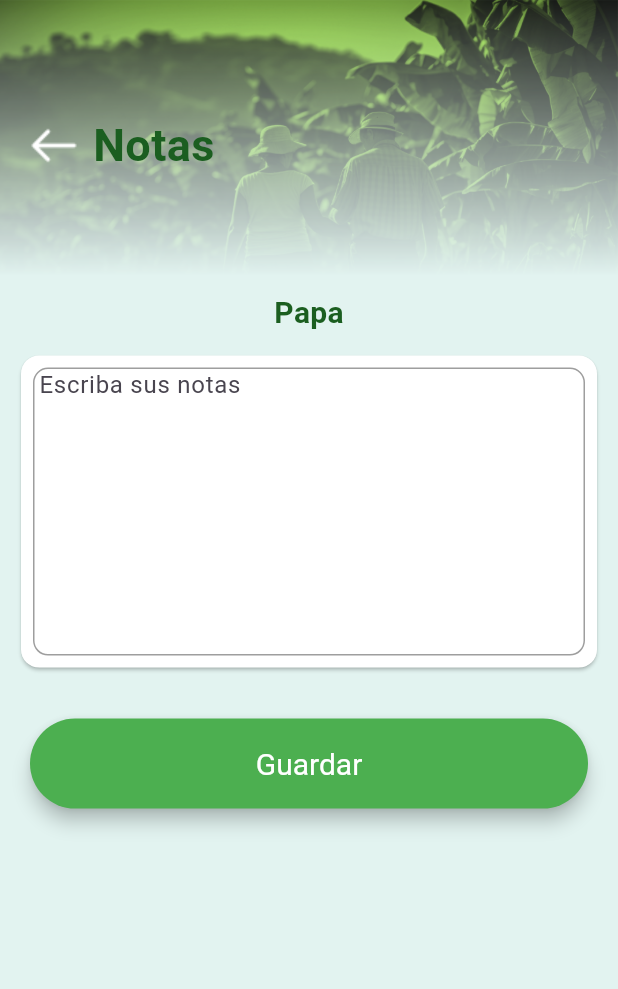
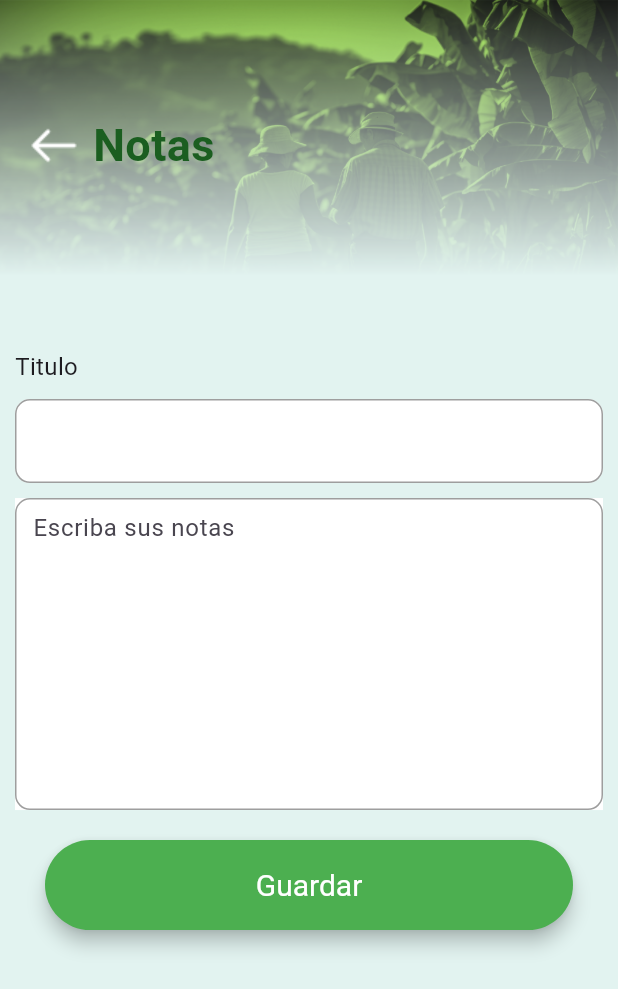
Before and after one commit to DubanMantillaCorredor/MiAppAgro, a Flutter app: the CultivationDiaryPage screen opened directly with empty values, after a tap on "Nueva nota", on a phone screen of 412 x 824 dp. Shown: the top 989 px of the screen. Run offline on Flutter 3.47's test engine with Material 3 defaults, Android fonts, the phone set to English and light mode, and no system bars; our stand-ins replace sqflite; accounts and stored records are empty.

Commit message:
Se termino la opción del diario de campo

```diff
--- a/lib/Controllers/MyFarming/CultivationDiaryController.dart
+++ b/lib/Controllers/MyFarming/CultivationDiaryController.dart
@@ -1,3 +1,14 @@
+import 'package:mi_agro_app/Database/TodoDB.dart';
+import 'package:mi_agro_app/Models/Database/Todo.dart';
+
 class CultivationDiaryController{
+  List<Todo> listOfNotes = [];
+  late String farmingId = "";
+  bool isLoading = true;
+  final _todoDB = TodoDB();
 
+
+  Future GetList(String farmingId) async{
+    listOfNotes = await _todoDB.getByFarmingId(farmingId: farmingId);
+  }
 }
--- /dev/null
+++ b/lib/Controllers/MyFarming/DetailNoteController.dart
@@ -0,0 +1,17 @@
+import 'package:mi_agro_app/Database/TodoDB.dart';
+import 'package:mi_agro_app/Models/Database/Todo.dart';
+
+class DetailNoteController{
+  final _todoDB = TodoDB();
+  Todo? todo;
+  bool isLoading = true;
+
+  Future fechById(String id) async{
+    todo = await _todoDB.fechById(id: id);
+    print(todo?.title);
+  }
+
+  Future<int> deleteRow({required String id}){
+    return _todoDB.disable(id: id);
+  }
+}
--- a/lib/Controllers/MyFarming/FormNoteComtroller.dart
+++ b/lib/Controllers/MyFarming/FormNoteComtroller.dart
@@ -1,3 +1,15 @@
+import '../../Database/TodoDB.dart';
+
 class FormNoteController {
+  late String farming_id = "";
+  final todoDB = TodoDB();
+
+
+
+  Future<int> saveNote(String title, String body) async{
+    int result = await todoDB.create(title: title, body: body, farming_id: farming_id);
+
+    return result;
+  }
 
 }
--- /dev/null
+++ b/lib/Database/TodoDB.dart
@@ -0,0 +1,69 @@
+import 'package:mi_agro_app/Database/database_service.dart';
+import 'package:mi_agro_app/Models/Enum/DeleteDataBaseEnum.dart';
+import 'package:sqflite/sqflite.dart';
+import 'package:uuid/uuid.dart';
+
+import '../Models/Database/Todo.dart';
+
+class TodoDB {
+  final tableName = "todo";
+
+  Future<void> createTable(Database database) async {
+    await database.execute("""CREATE TABLE IF NOT EXISTS $tableName(
+      id TEXT PRIMARY KEY,
+      title TEXT NOT NULL,
+      body TEXT NOT NULL,
+      date TEXT NOT NULL,
+      farming_id TEXT NOT NULL,
+      deleted INT
+      );""");
+  }
+
+  Future<int> create({required String title, required String body, required String farming_id}) async {
+    var uuid = Uuid();
+    final database = await DatabaseService().database;
+    return await database
+        .rawInsert('''INSERT INTO $tableName (id, title, body, date, farming_id, deleted) VALUES (?, ?, ?, ?, ?, ?)''',
+        [
+          uuid.v6(),
+          title,
+          body,
+          DateTime.now().toIso8601String(),
+          farming_id,
+          DeleteDataBaseEnum.enable.index
+        ]
+    );
+  }
+
+  Future<List<Todo>> fetchAll() async {
+    final database = await DatabaseService().database;
+    final todos = await database.rawQuery('''SELECT * FROM $tableName;''');
+    return todos.map((e) => Todo.fromSQLDatabase(e)).toList();
+  }
+
+  Future<List<Todo>> getByFarmingId({required String farmingId}) async {
+    print("Id del cultivo $farmingId");
+    final database = await DatabaseService().database;
+    final todos = await database.rawQuery('''SELECT * FROM $tableName WHERE farming_id = ? AND deleted = ?''', [farmingId, DeleteDataBaseEnum.enable.index] );
+    return todos.map((e) => Todo.fromSQLDatabase(e)).toList();
+  }
+
+  Future<Todo> fechById({required String id}) async {
+    final database = await DatabaseService().database;
+    final todos = await database.rawQuery('''SELECT * FROM $tableName WHERE id = ?''', [id]);
+    return Todo.fromSQLDatabase(todos.first);
+  }
+
+  Future<int> disable({required String id}) async{
+    final database = await DatabaseService().database;
+    return await database.update(
+        tableName,
+        {
+          'deleted': DeleteDataBaseEnum.disable.index
+        },
+      where: 'id = ?',
+      conflictAlgorithm: ConflictAlgorithm.rollback,
+      whereArgs: [id]
+    );
+  }
+}
--- /dev/null
+++ b/lib/Database/database_service.dart
@@ -0,0 +1,38 @@
+import 'package:sqflite/sqflite.dart';
+import 'package:path/path.dart';
+
+import 'TodoDB.dart';
+
+class DatabaseService {
+  Database? _database;
+
+  Future<Database> get database async {
+    if (_database != null) {
+      return _database!;
+    } else {
+      _database = await _initialize();
+      return _database!;
+    }
+  }
+
+  Future<String> get fullpath async {
+    const name = "todo.db";
+    final path = await getDatabasesPath();
+    return join(path, name);
+  }
+
+  Future<Database> _initialize() async {
+    final path = await fullpath;
+    print("Ruta: $path");
+    var database = await openDatabase(
+        path,
+        version: 1,
+        onCreate: create,
+        singleInstance: true
+    );
+    return database;
+  }
+
+  Future<void> create(Database database, int version) async =>
+      await TodoDB().createTable(database);
+}
--- /dev/null
+++ b/lib/Models/Database/Todo.dart
@@ -0,0 +1,40 @@
+import 'package:intl/date_symbol_data_local.dart';
+import 'package:intl/intl.dart';
+
+class Todo {
+  String id;
+  String title;
+  String body;
+  String date;
+  String farming_id;
+  int deleted;
+
+  String get getDatetime {
+    initializeDateFormatting();
+    try{
+      var dateformat = DateFormat('yyyy-MM-dd').parse(this.date);
+      return DateFormat.yMMMMd('es').format(dateformat);
+    }catch(ex){
+      print(ex);
+      return "Error en la fecha";
+    }
+
+  }
+
+  Todo(
+      {required this.id,
+      required this.title,
+      required this.body,
+      required this.date,
+      required this.farming_id,
+      required this.deleted});
+
+  factory Todo.fromSQLDatabase(Map<String, dynamic> map) => Todo(
+      id: map['id'] as String? ?? '',
+      title: map['title'] as String? ?? '',
+      body: map['body'] as String? ?? '',
+      date: map['date'] as String? ?? '',
+      farming_id: map['farming_id'] as String? ?? '',
+      deleted: map['deleted'] as int? ?? 0);
+
+}
--- /dev/null
+++ b/lib/Models/Enum/DeleteDataBaseEnum.dart
@@ -0,0 +1,4 @@
+enum DeleteDataBaseEnum{
+  enable,
+  disable
+}
--- a/lib/Pages/MyFarming/CultivationDiaryPage.dart
+++ b/lib/Pages/MyFarming/CultivationDiaryPage.dart
@@ -1,11 +1,11 @@
 import 'package:flutter/material.dart';
+import 'package:mi_agro_app/Models/Database/Todo.dart';
 
 import '../../Controllers/MyFarming/CultivationDiaryController.dart';
 import '../../Resources/LabelConfiguration.dart';
 import '../../Resources/WidgetStyles.dart';
 import '../PartialPage/AppBarPartialPage.dart';
 import '../ViewConfiguration.dart';
-
 
 class CultivationDiaryPage extends StatefulWidget {
   final CultivationDiaryController controller;
@@ -17,24 +17,50 @@ class CultivationDiaryPage extends StatefulWidget {
 }
 
 class _CultivationDiaryPageState extends State<CultivationDiaryPage> {
-
-  late String id = "";
+  late String farming_id = "";
   late String title = "";
 
   @override
+  void initState() {
+    super.initState();
+
+  }
+
+  void loadData(){
+    print("Valor de carga 2: $widget.controller.isLoading");
+    if(widget.controller.isLoading == false){
+      print("Carga No la lista");
+      return;
+    }
+    print("Carga la lista");
+    widget.controller.isLoading = false;
+    widget.controller.GetList(farming_id).then((value) {
+      print(widget.controller.listOfNotes.length);
+      setState(() {
+      });
+    });
+
+  }
+
+  @override
   Widget build(BuildContext context) {
-    final arguments = (ModalRoute.of(context)?.settings.arguments ?? <String, dynamic>{}) as Map;
-    this.id = arguments['id'];
+    final arguments = (ModalRoute.of(context)?.settings.arguments ??
+        <String, dynamic>{}) as Map;
+    this.farming_id = arguments['farming_id'];
     this.title = arguments['title'];
+    widget.controller.farmingId = farming_id;
+    loadData();
 
     return Scaffold(
       body: Column(
         children: [
           AppBarPage(title, context),
-          Expanded(child: ListView(
-            children: [
-              myNoteCard()
-            ],
+          Expanded(
+              child: ListView.builder(
+            itemCount: widget.controller.listOfNotes.length,
+            itemBuilder: (context, index) {
+              return myNoteCard(widget.controller.listOfNotes[index]);
+            },
           )),
           Column(
             children: [
@@ -43,17 +69,19 @@ class _CultivationDiaryPageState extends State<CultivationDiaryPage> {
                 width: double.maxFinite,
                 margin: EdgeInsets.all(ViewConfiguration.PaddingContainer),
                 child: ElevatedButton(
-                    onPressed: (){
-                      Navigator.pushNamed(
-                          context, '/formNote',
-                          arguments: {
-                            "id": id,
-                            "title": title
-                          }
-                      );
+                    onPressed: () async {
+                      var data = await Navigator.pushNamed(context, '/formNote', arguments: {
+                        "farming_id": farming_id,
+                        "title": title
+                      });
+                      if(data != null){
+                        widget.controller.isLoading = true;
+                        loadData();
+                      }
                     },
                     style: WidgetStyles.ButtonSynchronize,
-                    child: Text(LabelConfiguration.myfarming_Cultivation_diary_new_note_button)),
+                    child: Text(LabelConfiguration
+                        .myfarming_Cultivation_diary_new_note_button)),
               )
             ],
           )
@@ -62,12 +90,19 @@ class _CultivationDiaryPageState extends State<CultivationDiaryPage> {
     );
   }
 
-  Widget myNoteCard() {
+  Widget myNoteCard(Todo value) {
     double imageSize = 30;
     return InkWell(
-      onTap: (){
-        print(3);
-        Navigator.pushNamed(context, '/myFarming/cultivationDiary');
+      onTap: () async {
+        var data = await Navigator.pushNamed(context, '/detailNote', arguments: {
+          "id": value.id,
+          "title": title
+        });
+
+        if(data != null){
+          widget.controller.isLoading = true;
+          loadData();
+        }
       },
       child: Card(
         margin: EdgeInsets.fromLTRB(10, 0, 10, 20),
@@ -80,22 +115,24 @@ class _CultivationDiaryPageState extends State<CultivationDiaryPage> {
                 padding: EdgeInsets.all(10),
                 //height: 200,
                 color: Colors.white,
-                child:  Column(
+                child: Column(
                   crossAxisAlignment: CrossAxisAlignment.start,
                   children: [
                     Row(
                       children: [
-                        Image.asset("lib/Resources/Images/pencil.png", height: imageSize, width: imageSize),
+                        Image.asset("lib/Resources/Images/pencil.png",
+                            height: imageSize, width: imageSize),
                         SizedBox(width: 10),
-                        const Text("Cultivo",
-                            style: TextStyle(
+                        Text(value.title,
+                            style: const TextStyle(
                                 fontSize: 20,
                                 fontWeight: FontWeight.bold,
                                 color: Colors.green))
                       ],
                     ),
-                    const Text("Fecha",
-                        style: TextStyle(
+                    SizedBox(height: 10),
+                    Text("Fecha ${value.getDatetime}",
+                        style: const TextStyle(
                             fontSize: 16,
                             fontWeight: FontWeight.bold,
                             color: Colors.grey)),
--- a/lib/Pages/MyFarming/FormNotePage.dart
+++ b/lib/Pages/MyFarming/FormNotePage.dart
@@ -16,51 +16,91 @@ class FormNotesPage extends StatefulWidget {
 }
 
 class _FormNotesPageState extends State<FormNotesPage> {
+  final TextEditingController _titleInput = TextEditingController();
+  final TextEditingController _bodyInput = TextEditingController();
+  final _formKey = GlobalKey<FormState>();
+  String title = "";
+
+
   @override
   Widget build(BuildContext context) {
+    final arguments = (ModalRoute
+        .of(context)
+        ?.settings
+        .arguments ?? <String, dynamic>{}) as Map;
+    widget.controller.farming_id = arguments['farming_id'] ?? "";
+    title = arguments['title'] ?? "";
+
     return Scaffold(
-      body: Column(
+        body: GestureDetector(
+          onTap: () {
+            FocusScope.of(context).unfocus();
+          },
+          child: Container(
+            child: ListView(
               children: [
                 AppBarPage("Notas", context),
-          Column(
-            children: [
-              Text("Papa",
+                Center(
+                  child: Text(title,
                       style: TextStyle(
                           fontSize: 20,
                           fontWeight: FontWeight.bold,
                           color: Colors.green.shade900)),
-               Column(
+                ),
+                Form(
+                    key: _formKey,
+                    child:Container(
+                      padding: EdgeInsets.all(10),
+                      child: Column(
+                        crossAxisAlignment: CrossAxisAlignment.start,
                         children: [
+                          Text("Titulo", style: TextStyle(fontSize: 16)),
+                          SizedBox(height: 10),
+                          TextFormField(
+                            controller: _titleInput,
+                            validator: (text){
+                              if (text == null || text.isEmpty) {
+                                return "*Debes ingresar un usuario";
+                              }
+                              return null;
+                            },
+                          ),
+                          SizedBox(height: 10),
                           Container(
-                    padding: EdgeInsets.all(10),
-                    child: const Card(
                               color: Colors.white,
-                        child: Padding(
-                          padding: EdgeInsets.all(8.0),
-                          child: TextField(
+                              child: TextFormField(
+                                controller: _bodyInput,
                                 maxLines: 8,
                                 keyboardType: TextInputType.multiline,
-                            decoration: InputDecoration.collapsed(hintText: "Escriba sus notas"),
+                                decoration: const InputDecoration(
+                                  contentPadding: EdgeInsets.all(8.0),
+                                  hintText: "Escriba sus notas",
+                                  filled: true,
+                                  fillColor: Colors.white,
                                 ),
                               )
-                    ),
                           ),
                           Container(
                             height: 60,
                             width: double.maxFinite,
                             margin: EdgeInsets.all(ViewConfiguration.PaddingContainer),
-                    child: ElevatedButton(
-                        onPressed: (){
+                            child: ElevatedButton (
+                                onPressed: () async{
+                                  if (_formKey.currentState!.validate()){
+                                    var result = await widget.controller.saveNote(_titleInput.text, _bodyInput.text);
+                                    Navigator.pop(context, true);
+                                  }
                                 },
                                 style: WidgetStyles.ButtonSynchronize,
                                 child: Text(LabelConfiguration.save_button)),
                           )
                         ],
-              )
-            ],
-          )
+                      ),
+                    ))
               ],
             ),
+          ),
+        )
     );
   }
 }
--- a/lib/Pages/MyFarming/MyFarmingPage.dart
+++ b/lib/Pages/MyFarming/MyFarmingPage.dart
@@ -33,7 +33,7 @@ class _MyFarmingPageState extends State<MyFarmingPage> {
                           "31bfea98-78cf-4515-9e8d-270db6a51641")),
                   Expanded(
                       child: farmingCard(
-                          "Cebola",
+                          "Cebolla",
                           "lib/Resources/Images/onion.png",
                           "a455ac77-03e6-4ae7-9dde-a1206850bd6a")),
                 ],
@@ -45,7 +45,7 @@ class _MyFarmingPageState extends State<MyFarmingPage> {
     );
   }
 
-  Widget farmingCard(String title, String image, String id) {
+  Widget farmingCard(String title, String image, String farming_id) {
     return Card(
       color: Colors.white,
       child: InkWell(
@@ -53,7 +53,7 @@ class _MyFarmingPageState extends State<MyFarmingPage> {
             Navigator.pushNamed(
                 context, '/cultivationDiary',
                 arguments: {
-                  "id": id,
+                  "farming_id": farming_id,
                   "title": title
                 }
             );
--- a/lib/Resources/LabelConfiguration.dart
+++ b/lib/Resources/LabelConfiguration.dart
@@ -13,4 +13,5 @@ class LabelConfiguration{
   static String calculatefertilizer_it_is_oxidation = "Es oxidada";
   static String myFarming_create_new_farming_button = "Crear cultivo";
   static String save_button = "Guardar";
+  static String delete_button = "Borrar";
 }
--- a/lib/Resources/WidgetStyles.dart
+++ b/lib/Resources/WidgetStyles.dart
@@ -16,4 +16,11 @@ class WidgetStyles {
       textStyle: MaterialStateProperty.all(const TextStyle(fontSize: 20))
   );
 
+  static ButtonStyle ButtonDelete = ButtonStyle(
+      backgroundColor: MaterialStateProperty.all(Colors.redAccent),
+      elevation: MaterialStateProperty.all(5),
+      foregroundColor: MaterialStateProperty.all(Colors.white),
+      textStyle: MaterialStateProperty.all(const TextStyle(fontSize: 20))
+  );
+
 }
--- a/lib/main.dart
+++ b/lib/main.dart
@@ -1,6 +1,8 @@
 import 'package:flutter/material.dart';
 import 'package:mi_agro_app/Controllers/CalculateFertilizerController.dart';
+import 'package:mi_agro_app/Controllers/MyFarming/DetailNoteController.dart';
 import 'package:mi_agro_app/Controllers/MyFarming/FormNoteComtroller.dart';
+import 'package:mi_agro_app/Pages/MyFarming/DetailNotePage.dart';
 import 'package:mi_agro_app/Pages/MyFarming/FormNotePage.dart';
 
 import 'Controllers/FarmingTypeController.dart';
@@ -75,6 +77,8 @@ class MyApp extends StatelessWidget {
               FertilizerTypePage(controller: FertilizerTypeController()),
           '/formNote': (context) =>
               FormNotesPage(controller: FormNoteController()),
+          '/detailNote': (context) =>
+              DetailNotePage(controller: DetailNoteController()),
         });
   }
 }
--- a/pubspec.yaml
+++ b/pubspec.yaml
@@ -37,6 +37,10 @@ dependencies:
   cupertino_icons: ^1.0.2
   http: ^1.1.0
   flutter_native_splash: ^2.3.7
+  sqflite: ^2.3.2
+  path: ^1.8.3
+  uuid: ^4.2.2
+  intl: ^0.19.0
 
 dev_dependencies:
   flutter_test:
@@ -69,6 +73,7 @@ flutter:
     - lib/Resources/Images/pencil.png
     - lib/Resources/Images/onion.png
     - lib/Resources/Images/potato.png
+    - lib/Resources/Images/trash.png
   #   - images/a_dot_burr.jpeg
   #   - images/a_dot_ham.jpeg
 
```
Also changed, not shown: lib/Pages/MyFarming/DetailNotePage.dart (added, +102 -0 lines), lib/Resources/Images/trash.png (added), pubspec.lock. Lines whose indentation alone changed are shown as unchanged.
